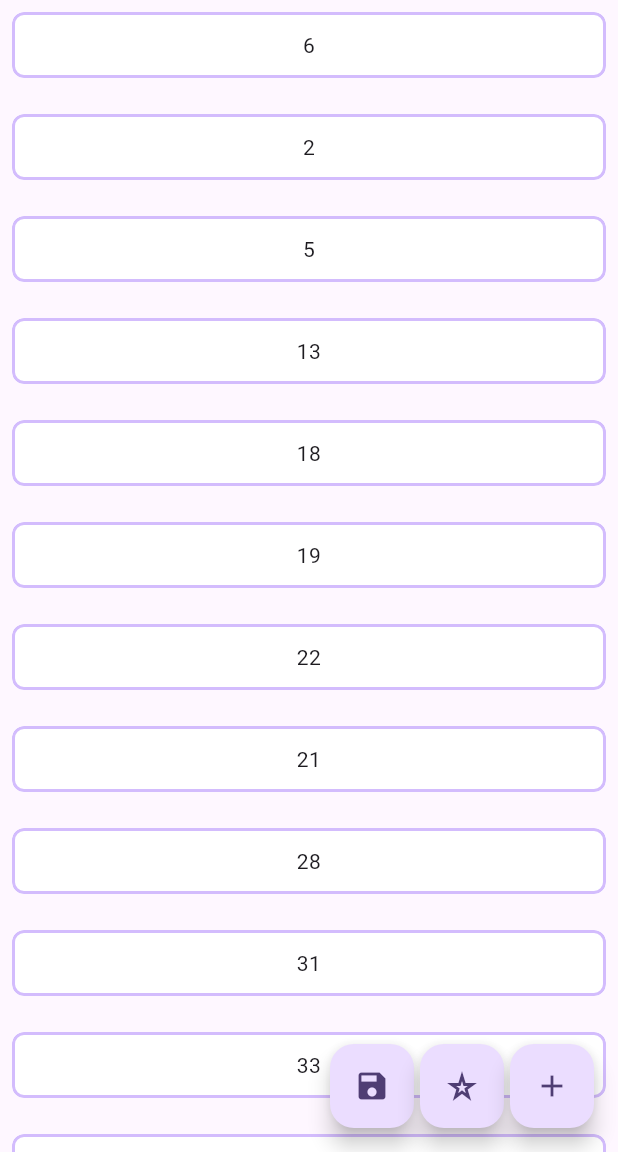
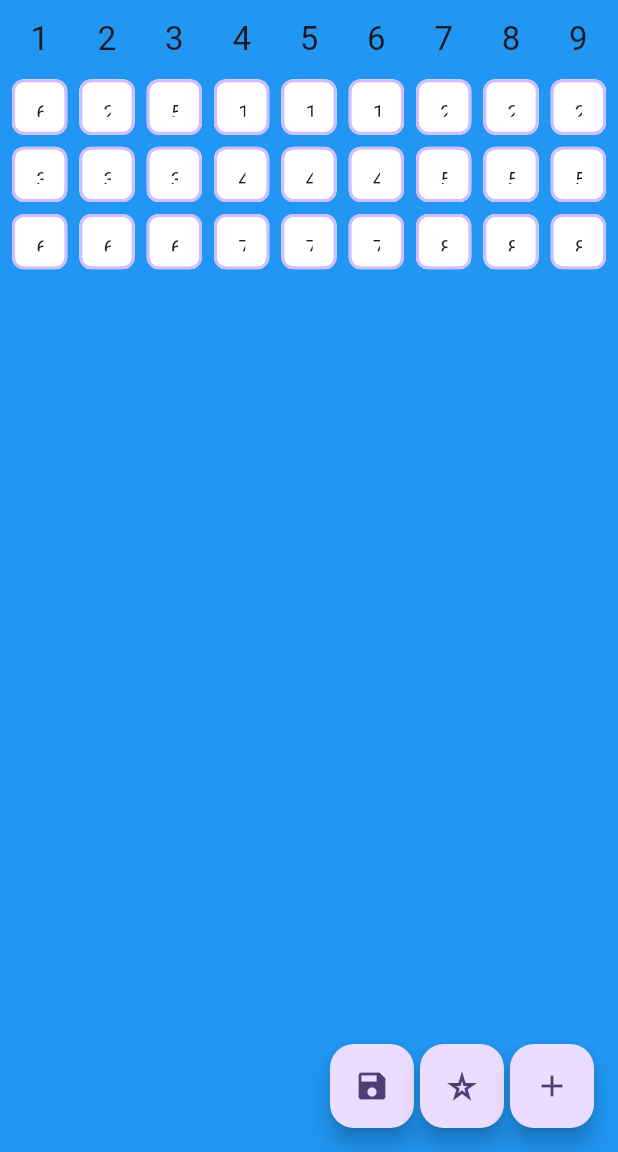
Before and after one commit to llullanqui/bingo_it, a Flutter app: the screen it shows after launch, after a tap on "Classic 90 Bingo", on a phone screen of 412 x 824 dp, the part 84-1236 px from its top. Run offline on Flutter 3.47's test engine with Material 3 defaults, Android fonts, the phone set to English and light mode, and no system bars; our stand-ins replace google_fonts, shared_preferences; missing offline and left inert: flutter_confetti.

Commit message:
Updates to bingo models

```diff
--- a/lib/constants/app_constants.dart
+++ b/lib/constants/app_constants.dart
@@ -39,5 +39,6 @@ class AppConstants {
   ];
   static const int classicBingo75ChipsPerColumn = 5;
   static const int classicBingo90ChipsPerColumn = 3;
+  static const int defaultColumnsAmount = 1;
   AppConstants._();
 }
--- a/lib/l10n/app_localizations.dart
+++ b/lib/l10n/app_localizations.dart
@@ -95,7 +95,7 @@ abstract class AppLocalizations {
   /// A list of this localizations delegate's supported locales.
   static const List<Locale> supportedLocales = <Locale>[
     Locale('en'),
-    Locale('es')
+    Locale('es'),
   ];
 
   /// No description provided for @appTitle.
@@ -327,5 +327,6 @@ AppLocalizations lookupAppLocalizations(Locale locale) {
     'AppLocalizations.delegate failed to load unsupported locale "$locale". This is likely '
     'an issue with the localizations generation tool. Please file an issue '
     'on GitHub with a reproducible sample app and the gen-l10n configuration '
-      'that was used.');
+    'that was used.',
+  );
 }
--- a/lib/mixins/classic_table_generator_mixin.dart
+++ b/lib/mixins/classic_table_generator_mixin.dart
@@ -9,18 +9,19 @@ mixin ClassicTableGeneratorMixin {
     final random = Random();
     ChipTableModel table = ChipTableModel.empty();
     for (var i = 0; i < columns.length; i++) {
-      ChipTableColumn column = ChipTableColumn(columns[i], order: i + 1);
-      table.columns.add(column);
+      ChipTableColumnModel column = ChipTableColumnModel(columns[i], order: i + 1);
+      table.addColumn(column);
       List<int> numbers =
           List.generate(range, (index) => index + 1 + (i * range))
             ..shuffle(random);
-      for (final number in numbers.take(chipsPerColumn)) {
-        table.addChip(number.toString(), category: column);
-      }
+      numbers.take(chipsPerColumn).forEach((number) {
+        table.addChip(number.toString(), category: column, row: numbers.indexOf(number) + 1);
+      });
     }
     if (name != null) {
       table.name = name;
     }
+    table.toggleDisplayColumns();
     return table;
   }
 }
--- a/lib/models/chip.dart
+++ b/lib/models/chip.dart
@@ -5,10 +5,11 @@ class ChipModel {
   bool _done = false;
   final String _text;
   final ChipTableModel _table;
-  final ChipTableColumn? category;
+  final ChipTableColumnModel? category;
+  int? row;
 
-  ChipModel.withDone(this._text, this._done, this._table, {this.category});
-  ChipModel(this._text, this._table, {this.category});
+  ChipModel.withDone(this._text, this._done, this._table, {this.category, this.row = 0});
+  ChipModel(this._text, this._table, {this.category, this.row = 0});
 
   bool get done {
     return _done;
@@ -26,4 +27,14 @@ class ChipModel {
   void takeAwayFromTable() {
     _table.removeChip(this);
   }
+
+  Comparator<ChipModel> get comparatorByRowAndCategory {
+    return (a, b) {
+      final rowComparison = (a.row ?? 0).compareTo(b.row ?? 0);
+      if (rowComparison != 0) return rowComparison;
+
+      return (a.category?.order ?? 0).compareTo(b.category?.order ?? 0);
+    };
+  }
+
 }
--- a/lib/models/chip_table.dart
+++ b/lib/models/chip_table.dart
@@ -9,27 +9,31 @@ class ChipTableModel {
   int _totalChips = 0;
   int _doneChips = 0;
   bool _completed = false;
+  bool _displayColumns = false;
   List<ChipModel> _chips = List.empty(growable: true);
-  List<ChipTableColumn> columns = [];
+  List<ChipTableColumnModel> _columns = List.empty(growable: true);
 
   int get completedChips => _doneChips;
 
   Map<String, dynamic> toJson() {
     return {
-      'chips':
-          _chips.map((chip) => {'text': chip.text, 'done': chip.done}).toList(),
+      'chips': _chips
+          .map((chip) => {'text': chip.text, 'done': chip.done})
+          .toList(),
       'totalChips': _totalChips,
       'doneChips': _doneChips,
       'completed': _completed,
       'name': name,
       'id': id,
-      'columns': columns
-          .map((column) => {
-                'name': column.name,
-                'displayName': column.displayName,
-                'order': column.order
-              })
-          .toList()
+      'columns': _columns
+          .map(
+            (column) => {
+              'name': column.name,
+              'displayName': column.displayedName,
+              'order': column.order,
+            },
+          )
+          .toList(),
     };
   }
 
@@ -48,9 +52,14 @@ class ChipTableModel {
     table._completed = json['completed'];
     table.name = json['name'];
     table.id = json['id'];
-    table.columns = (json['columns'] as List)
-        .map((columnData) => ChipTableColumn(columnData['name'],
-            displayName: columnData['displayName'], order: columnData['order']))
+    table._columns = (json['columns'] as List)
+        .map(
+          (columnData) => ChipTableColumnModel(
+            columnData['name'],
+            displayName: columnData['displayName'],
+            order: columnData['order'],
+          ),
+        )
         .toList();
     return table;
   }
@@ -69,12 +78,16 @@ class ChipTableModel {
     id = uuid.v4();
   }
 
+  List<ChipModel> get sortedChips {
+    return _chips..sort((a, b) => a.comparatorByRowAndCategory(a, b));
+  }
+
   List<ChipModel> get chips {
     return _chips;
   }
 
-  List<ChipTableColumn> get tableColumns {
-    return columns;
+  List<ChipTableColumnModel> get tableColumns {
+    return _columns;
   }
 
   int get chipsAmount {
@@ -99,8 +112,8 @@ class ChipTableModel {
     _updateCompleted();
   }
 
-  void addChip(String text, {ChipTableColumn? category}) {
-    _chips.add(ChipModel(text, this, category: category));
+  void addChip(String text, {ChipTableColumnModel? category, int? row}) {
+    _chips.add(ChipModel(text, this, category: category, row: row));
     _totalChips += 1;
     _updateCompleted();
   }
@@ -122,6 +135,7 @@ class ChipTableModel {
 
   void emptyTable() {
     _chips = List.empty(growable: true);
+    _columns = List.empty(growable: true);
     _totalChips = 0;
     _doneChips = 0;
     _completed = false;
@@ -131,4 +145,16 @@ class ChipTableModel {
     if (_totalChips == 0) return "0%";
     return "${(_doneChips / _totalChips * 100).toStringAsFixed(2)}%";
   }
+
+  void addColumn(ChipTableColumnModel column) {
+    _columns.add(column);
+  }
+
+  bool displayColumns() {
+    return _displayColumns;
+  }
+
+  void toggleDisplayColumns() {
+    _displayColumns = !_displayColumns;
+  }
 }
--- a/lib/models/chip_table_column.dart
+++ b/lib/models/chip_table_column.dart
@@ -1,10 +1,15 @@
-class ChipTableColumn {
-  String name;
-  String? displayName;
+class ChipTableColumnModel {
+  final String _name;
+  final String? _displayName;
   int? order;
-  ChipTableColumn(this.name, {this.displayName, this.order});
+  ChipTableColumnModel(this._name, {this._displayName, this.order = 0});
 
   String get displayedName {
-    return displayName ?? name;
+    return _displayName ?? _name;
   }
+
+  String get name {
+    return _name;
+  }
+
 }
--- a/lib/pages/chip_table_page.dart
+++ b/lib/pages/chip_table_page.dart
@@ -394,7 +394,7 @@ class ChipTablePageState extends State<ChipTablePage> {
           children: [
             ChipTable(
               chipTable: chipTable,
-              playing: pageStatus == ChipTablePageStatus.playing,
+              playing: pageStatus == ChipTablePageStatus.playing
             ),
             completedMessage(),
           ],
--- a/lib/widgets/bingo_chip.dart
+++ b/lib/widgets/bingo_chip.dart
@@ -76,9 +76,11 @@ class _BingoChipState extends State<BingoChip> {
               vertical: AppConstants.chipVerticalPadding,
               horizontal: AppConstants.chipHorizontalPadding,
             ),
-            child: Text(
-              widget.chip.text,
-              textAlign: TextAlign.center,
+            child: Center(
+              child: Text(
+                widget.chip.text,
+                textAlign: TextAlign.center,
+              ),
             ),
           )),
     );
--- a/lib/widgets/chip_table.dart
+++ b/lib/widgets/chip_table.dart
@@ -35,10 +35,22 @@ class _ChipTableState extends State<ChipTable> {
       ));
       return widgetList;
     }
+
+    if (widget.chipTable!.displayColumns()) {
+      widgetList.addAll(widget.chipTable!.tableColumns.map((column) {
+        return
+          Center (
+          child: Text(
+            column.displayedName,
+            textAlign: TextAlign.center,
+            style: Theme.of(context).textTheme.titleLarge,
+          ),
+        );
+      }).toList());
+    }
+
     for (var element in widget.chipTable!.chips) {
-      widgetList.add(Container(
-        margin: const EdgeInsets.all(AppConstants.chipSpacing),
-        child: BingoChip(
+      widgetList.add(BingoChip(
         chip: element,
         enabled: widget.playing && !completed,
         playing: widget.playing,
@@ -52,7 +64,6 @@ class _ChipTableState extends State<ChipTable> {
           Provider.of<CurrentChipTableStatus>(context, listen: false)
               .setIsCompleted = widget.chipTable!.isCompleted;
         },
-        ),
       ));
     }
     return widgetList;
@@ -67,12 +78,54 @@ class _ChipTableState extends State<ChipTable> {
                 minHeight: constraints.maxHeight,
                 minWidth: constraints.maxWidth,
               ),
-              child: Column(
-                  spacing: AppConstants.chipSpacing,
-                  mainAxisAlignment: MainAxisAlignment.center,
-                  crossAxisAlignment: CrossAxisAlignment.stretch,
+              child: widget.chipTable!.chipsAmount > 0
+                ? GridBuilder(
+                  columns: widget.chipTable!.tableColumns.isNotEmpty
+                    ? widget.chipTable!.tableColumns.length
+                    : AppConstants.defaultColumnsAmount,
                   children: chipsTableWidget(
-                      widget.chipTable?.isCompleted ?? false))));
+                      widget.chipTable?.isCompleted ?? false))
+                : const EmptyChipTable()));
     });
   }
 }
+
+class EmptyChipTable extends StatelessWidget {
+  const EmptyChipTable({super.key});
+
+  @override
+  Widget build(BuildContext context) {
+    return Center(
+      child: Text(
+        AppLocalizations.of(context).noChipsYet,
+        textAlign: TextAlign.center,
+        style: Theme.of(context).textTheme.titleLarge,
+      ),
+    );
+  }
+}
+
+class GridBuilder extends StatelessWidget {
+  final int columns;
+  final List<Widget> children;
+
+  const GridBuilder({super.key, required this.columns, required this.children});
+
+  @override
+  Widget build(BuildContext context) {
+    return Container(
+      color: Colors.blue,
+      child: GridView.count(
+        crossAxisCount: columns,
+        childAspectRatio: 1.0,
+        shrinkWrap: true,
+        physics: const NeverScrollableScrollPhysics(),
+        mainAxisSpacing: AppConstants.chipSpacing,
+        crossAxisSpacing: AppConstants.chipSpacing,
+        padding: const EdgeInsets.all(AppConstants.chipSpacing),
+        children: children,
+
+      ),
+    );
+  }
+}
--- a/pubspec.yaml
+++ b/pubspec.yaml
@@ -19,7 +19,7 @@ publish_to: 'none' # Remove this line if you wish to publish to pub.dev
 version: 0.0.1+2
 
 environment:
-  sdk: ^3.5.1
+  sdk: ^3.12.1
 
 # Dependencies specify other packages that your package needs in order to work.
 # To automatically upgrade your package dependencies to the latest versions
```
Also changed, not shown: lib/enums/bingo_type.dart (added), 4 other files. Lines whose indentation alone changed are shown as unchanged.
